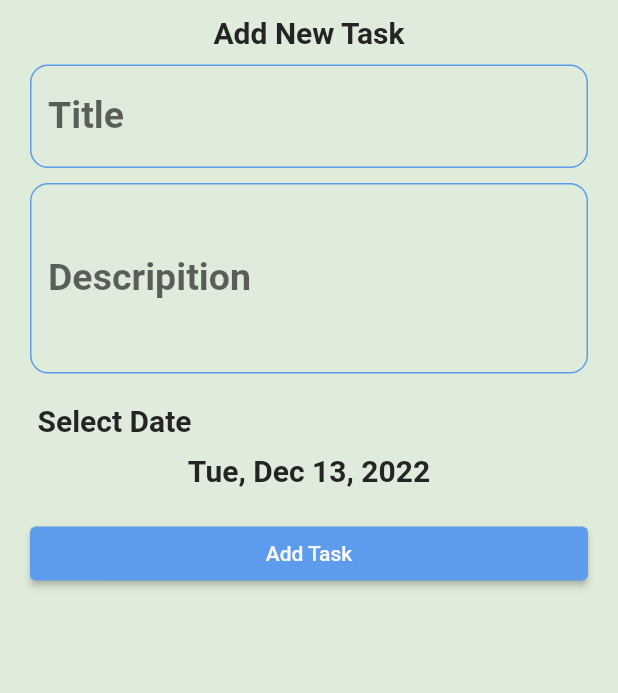
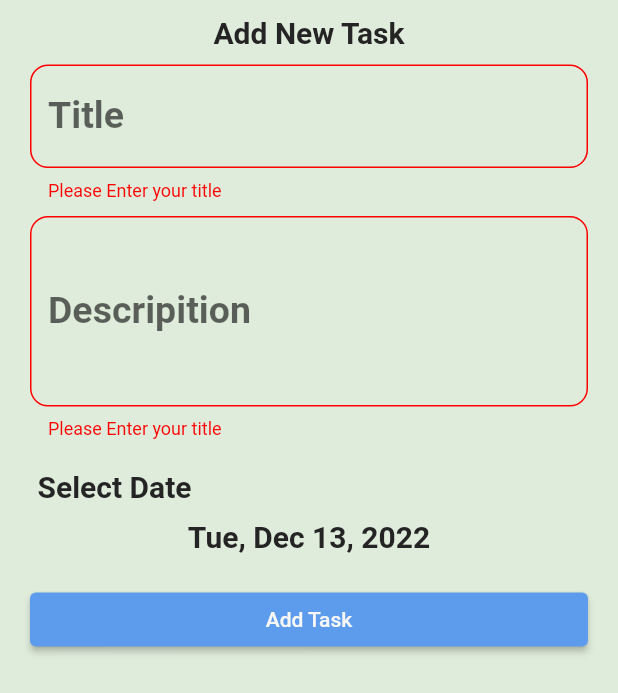
Before and after one commit to mahmoudgamal1704/Todo_App, a Flutter app: the AddTaskBottom widget shown alone on an empty page, opened directly, after a tap on "Add Task", on a phone screen of 412 x 824 dp. Shown: the top 693 px of the screen. Run offline on Flutter 3.47's test engine with Material 2 defaults, Android fonts, the phone set to English and light mode, and no system bars; generated files the repository leaves out were written again.

Commit message:
add validation for input Text

```diff
--- a/lib/ layout/addtaskbotom.dart
+++ b/lib/ layout/addtaskbotom.dart
@@ -11,14 +11,15 @@ class AddTaskBottom extends StatelessWidget {
   // const AddTaskBottom({Key? key}) : super(key: key);
   var titleController = TextEditingController();
   var discrpController = TextEditingController();
-
+  GlobalKey<FormState> frmKey = GlobalKey<FormState>();
   @override
   Widget build(BuildContext context) {
     return ChangeNotifierProvider(
       create: (context) => AddTaskProvider(),
       builder: (context, child) {
         var prov = Provider.of<AddTaskProvider>(context);
-        return Container(
+        return SingleChildScrollView(
+          child: Container(
             width: double.infinity,
             margin: EdgeInsets.symmetric(vertical: 10, horizontal: 20),
             child: Column(
@@ -34,11 +35,17 @@ class AddTaskBottom extends StatelessWidget {
                   height: 10,
                 ),
                 Form(
+                  key: frmKey,
                     child: Column(
                   children: [
                     TextFormField(
                       controller: titleController,
-
+                      validator: (value) {
+                        if(value?.trim() == "" || value == null){
+                          return 'Please Enter your title';
+                        }
+                        return null;
+                      },
                       decoration: InputDecoration(
                           label: Text(AppLocalizations.of(context)!.taskname),
                           enabledBorder: OutlineInputBorder(
@@ -53,6 +60,12 @@ class AddTaskBottom extends StatelessWidget {
                     ),
                     TextFormField(
                       controller: discrpController,
+                      validator: (value) {
+                        if(value?.trim() == "" || value == null){
+                          return 'Please Enter your title';
+                        }
+                        return null;
+                      },
                       maxLines: 3,
                       decoration: InputDecoration(
                           label: Text(AppLocalizations.of(context)!.taskdesc),
@@ -88,8 +101,15 @@ class AddTaskBottom extends StatelessWidget {
                 SizedBox(
                   height: 20,
                 ),
-              ElevatedButton(onPressed: () {}, child: Text(AppLocalizations.of(context)!.addbutt))
+                ElevatedButton(
+                    onPressed: () {
+                      if(frmKey.currentState!.validate()){
+                        print('done');
+                      }
+                    },
+                    child: Text(AppLocalizations.of(context)!.addbutt))
               ],
+            ),
           ),
         );
       },
--- a/lib/modules/tasklist/tasklist.dart
+++ b/lib/modules/tasklist/tasklist.dart
@@ -6,7 +6,7 @@ class TaskList extends StatelessWidget {
   @override
   Widget build(BuildContext context) {
     return Container(
-      color: Colors.red,
+      color: Theme.of(context).colorScheme.background,
     );
   }
 }
```
Lines whose indentation alone changed are shown as unchanged.
